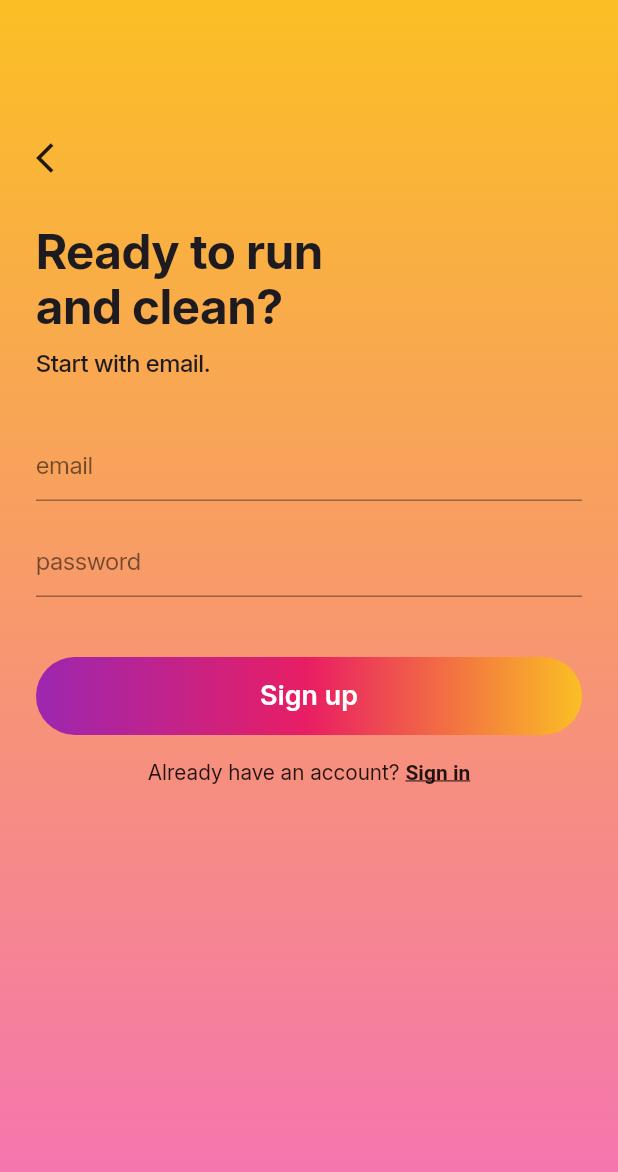
After one commit to 2026-UK-Global-Internship/SDSD, a Flutter app: the SignupScreen screen opened directly, on a phone screen of 412 x 824 dp. The commit adds this screen. Shown: the top 1172 px of the screen. Run offline on Flutter 3.47's test engine with Material 3 defaults, Android fonts, the phone set to English and light mode, and no system bars; our stand-ins replace firebase_core; accounts and stored records are empty.

Commit message:
feat: add signup screen with top spacing

```diff
--- a/client/lib/screens/login_screen.dart
+++ b/client/lib/screens/login_screen.dart
@@ -1,5 +1,6 @@
 import 'package:flutter/material.dart';
 import '../theme/app_text_styles.dart';
+import 'signup_screen.dart';
 
 class LoginScreen extends StatelessWidget {
   const LoginScreen({super.key});
@@ -69,7 +70,9 @@ class LoginScreen extends StatelessWidget {
                 Center(
                   child: GestureDetector(
                     onTap: () {
-                      // TODO: 이메일 회원가입 페이지로 이동
+                      Navigator.of(context).push(
+                        MaterialPageRoute(builder: (_) => const SignupScreen()),
+                      );
                     },
                     child: const Text(
                       'Or continue with email',
--- /dev/null
+++ b/client/lib/screens/signup_screen.dart
@@ -0,0 +1,159 @@
+import 'package:flutter/material.dart';
+
+class SignupScreen extends StatelessWidget {
+  const SignupScreen({super.key});
+
+  static const _gradient = LinearGradient(
+    begin: Alignment.topCenter,
+    end: Alignment.bottomCenter,
+    colors: [Color(0xFFFBBF24), Color(0xFFF472B6)],
+  );
+
+  @override
+  Widget build(BuildContext context) {
+    return Scaffold(
+      body: Container(
+        decoration: const BoxDecoration(gradient: _gradient),
+        child: SafeArea(
+          child: Padding(
+            padding: const EdgeInsets.symmetric(horizontal: 24),
+            child: Column(
+              crossAxisAlignment: CrossAxisAlignment.start,
+              children: [
+                const SizedBox(height: 93),
+                // 뒤로가기 버튼
+                GestureDetector(
+                  onTap: () => Navigator.of(context).pop(),
+                  child: const Icon(Icons.arrow_back_ios, size: 24),
+                ),
+                const SizedBox(height: 32),
+                // 제목
+                const Text(
+                  'Ready to run\nand clean?',
+                  style: TextStyle(
+                    fontFamily: 'Inter',
+                    fontWeight: FontWeight.w700,
+                    fontSize: 32,
+                    height: 1.15,
+                  ),
+                ),
+                const SizedBox(height: 8),
+                const Text(
+                  'Start with email.',
+                  style: TextStyle(
+                    fontFamily: 'Inter',
+                    fontWeight: FontWeight.w500,
+                    fontSize: 16,
+                  ),
+                ),
+                const SizedBox(height: 32),
+                // 이메일 입력창
+                const TextField(
+                  keyboardType: TextInputType.emailAddress,
+                  decoration: InputDecoration(
+                    hintText: 'email',
+                    hintStyle: TextStyle(
+                      fontFamily: 'Inter',
+                      color: Colors.black54,
+                    ),
+                    enabledBorder: UnderlineInputBorder(
+                      borderSide: BorderSide(color: Colors.black38),
+                    ),
+                    focusedBorder: UnderlineInputBorder(
+                      borderSide: BorderSide(color: Colors.black),
+                    ),
+                  ),
+                ),
+                const SizedBox(height: 16),
+                // 비밀번호 입력창
+                const TextField(
+                  obscureText: true,
+                  decoration: InputDecoration(
+                    hintText: 'password',
+                    hintStyle: TextStyle(
+                      fontFamily: 'Inter',
+                      color: Colors.black54,
+                    ),
+                    enabledBorder: UnderlineInputBorder(
+                      borderSide: BorderSide(color: Colors.black38),
+                    ),
+                    focusedBorder: UnderlineInputBorder(
+                      borderSide: BorderSide(color: Colors.black),
+                    ),
+                  ),
+                ),
+                const SizedBox(height: 40),
+                // Sign up 버튼 (그라데이션)
+                SizedBox(
+                  width: double.infinity,
+                  height: 52,
+                  child: DecoratedBox(
+                    decoration: BoxDecoration(
+                      borderRadius: BorderRadius.circular(26),
+                      gradient: const LinearGradient(
+                        colors: [
+                          Color(0xFF9C27B0),
+                          Color(0xFFE91E63),
+                          Color(0xFFFBBF24),
+                        ],
+                      ),
+                    ),
+                    child: ElevatedButton(
+                      onPressed: () {
+                        // TODO: Firebase 회원가입 연결
+                      },
+                      style: ElevatedButton.styleFrom(
+                        backgroundColor: Colors.transparent,
+                        shadowColor: Colors.transparent,
+                        shape: RoundedRectangleBorder(
+                          borderRadius: BorderRadius.circular(26),
+                        ),
+                      ),
+                      child: const Text(
+                        'Sign up',
+                        style: TextStyle(
+                          fontFamily: 'Inter',
+                          fontWeight: FontWeight.w600,
+                          fontSize: 18,
+                          color: Colors.white,
+                        ),
+                      ),
+                    ),
+                  ),
+                ),
+                const SizedBox(height: 16),
+                // Sign in 링크
+                Center(
+                  child: GestureDetector(
+                    onTap: () {
+                      // TODO: Sign in 페이지로 이동
+                    },
+                    child: RichText(
+                      text: const TextSpan(
+                        style: TextStyle(
+                          fontFamily: 'Inter',
+                          fontSize: 14,
+                          color: Colors.black87,
+                        ),
+                        children: [
+                          TextSpan(text: 'Already have an account? '),
+                          TextSpan(
+                            text: 'Sign in',
+                            style: TextStyle(
+                              fontWeight: FontWeight.w600,
+                              decoration: TextDecoration.underline,
+                            ),
+                          ),
+                        ],
+                      ),
+                    ),
+                  ),
+                ),
+              ],
+            ),
+          ),
+        ),
+      ),
+    );
+  }
+}
```
Also changed, not shown: 1 other file.
